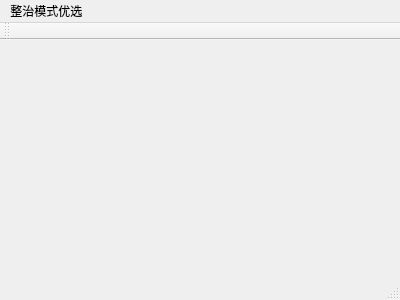
This is mainwindow.ui in herow/youxuan as Qt 5 draws it before an edit. The edited form follows.
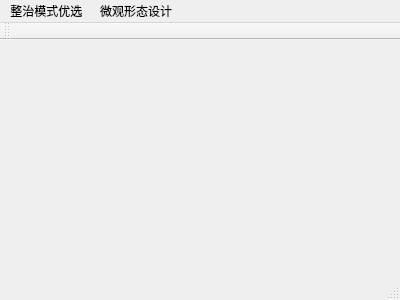
This is the edited form.

The edit to the form file:
```diff
--- a/mainwindow.ui
+++ b/mainwindow.ui
@@ -29,7 +29,14 @@
     </property>
     <addaction name="youxuanaction"/>
    </widget>
+   <widget class="QMenu" name="menu">
+    <property name="title">
+     <string>微观形态设计</string>
+    </property>
+    <addaction name="microdesign"/>
+   </widget>
    <addaction name="actionYouxuan"/>
+   <addaction name="menu"/>
   </widget>
   <widget class="QToolBar" name="mainToolBar">
    <attribute name="toolBarArea">
```
Left out of the diff: 5 changed lines with no effect on the pictures.
